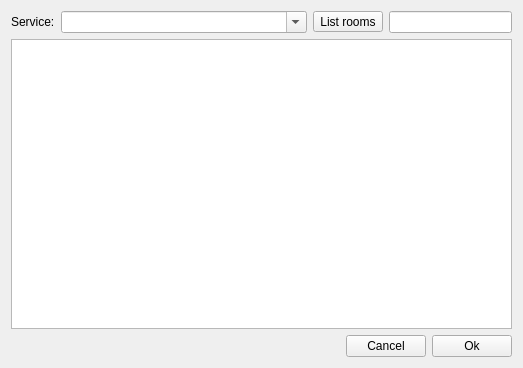
First picture: the form in Swift/QtUI/MUCSearch/QtMUCSearchWindow.ui, repository swift/swift, before the edit.
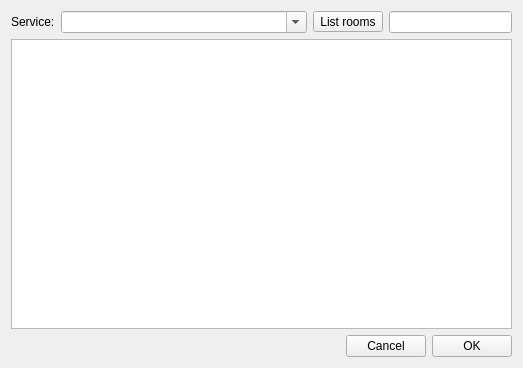
Second picture: the form after the edit.

Commit message:
Use "OK" instead of "Ok" for consistency.
Resolves: #791

The edit to the form file:
```diff
--- a/Swift/QtUI/MUCSearch/QtMUCSearchWindow.ui
+++ b/Swift/QtUI/MUCSearch/QtMUCSearchWindow.ui
@@ -81,7 +81,7 @@
      <item>
       <widget class="QPushButton" name="okButton">
        <property name="text">
-        <string>Ok</string>
+        <string>OK</string>
        </property>
        <property name="autoDefault">
         <bool>false</bool>
```
The commit also changes 2 other files.
